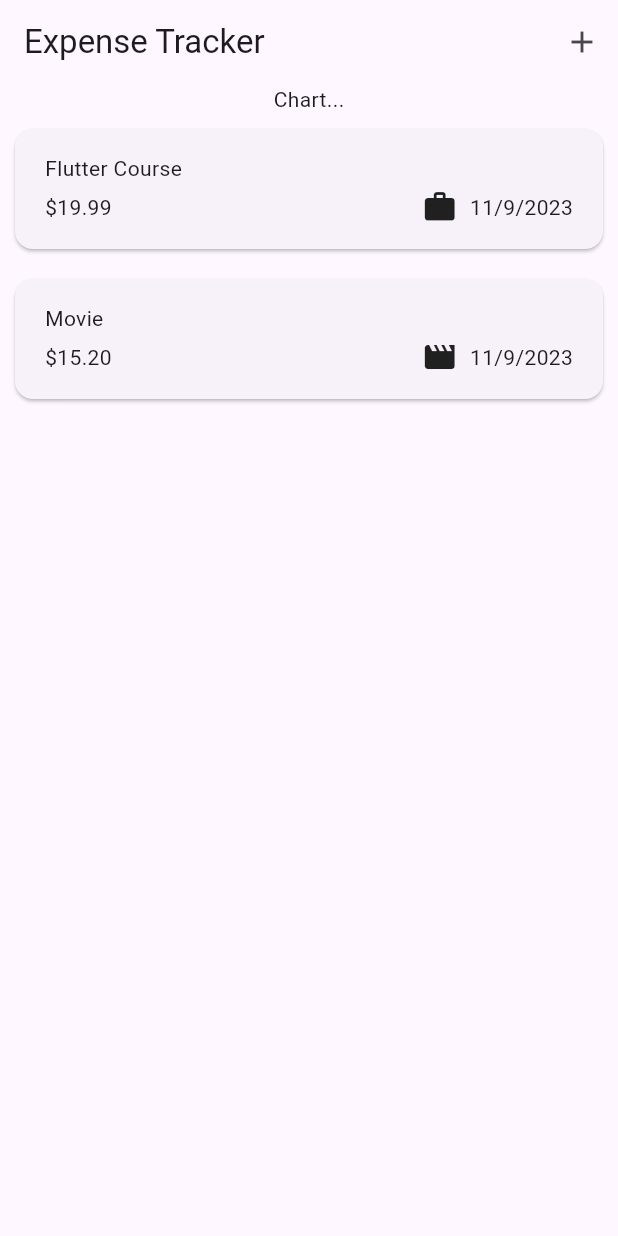
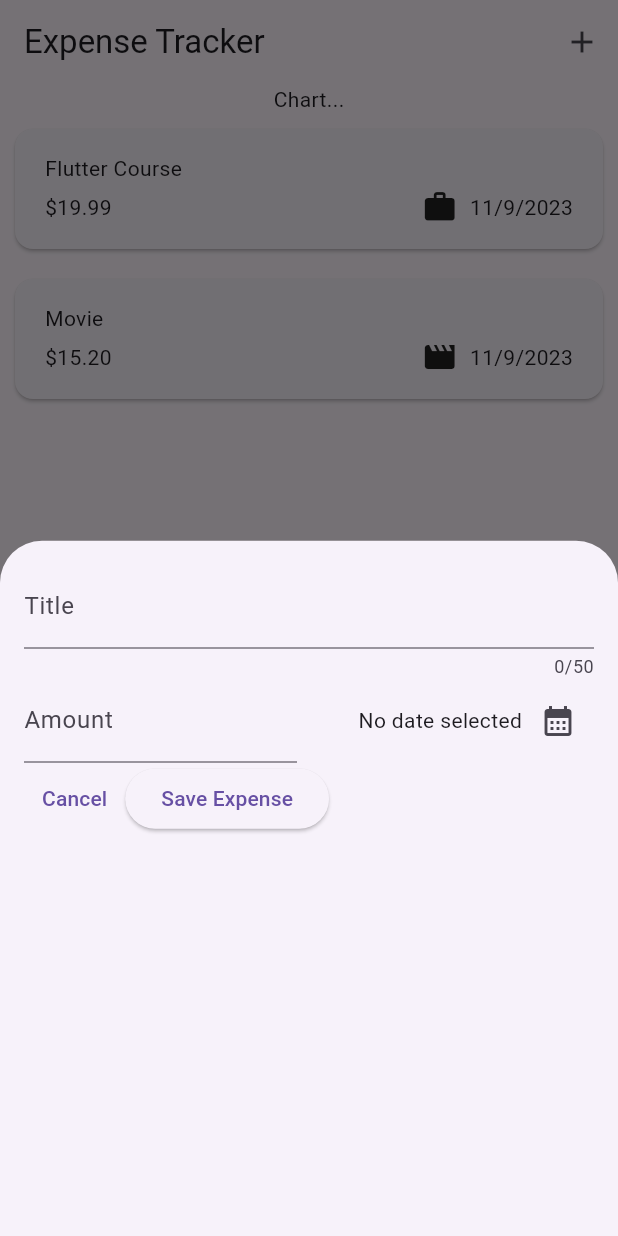
Before and after one commit to Roch10/expense_tracker, a Flutter app: the screen it shows after launch, after a tap on the "add" icon, on a phone screen of 412 x 824 dp. Run offline on Flutter 3.47's test engine with Material 2 defaults, Android fonts, the phone set to English and light mode, and no system bars.

Commit message:
add expense screen designs

```diff
--- a/lib/widgets/expenses.dart
+++ b/lib/widgets/expenses.dart
@@ -1,5 +1,6 @@
 import 'package:expense_tracker/widgets/expenses_list/expenses_list.dart';
 import 'package:expense_tracker/models/expense.dart';
+import 'package:expense_tracker/widgets/new_expense.dart';
 import 'package:flutter/material.dart';
 
 class Expenses extends StatefulWidget {
@@ -27,6 +28,13 @@ class _ExpensesState extends State<Expenses> {
     ),
   ];
 
+  void _openAddExpenseOverlay() {
+    showModalBottomSheet(
+      context: context,
+      builder: (ctx) => const NewExpense(),
+    );
+  }
+
   @override
   Widget build(BuildContext context) {
     return Scaffold(
@@ -34,7 +42,7 @@ class _ExpensesState extends State<Expenses> {
         title: const Text('Expense Tracker'),
         actions: [
           IconButton(
-            onPressed: () {},
+            onPressed: _openAddExpenseOverlay,
             icon: const Icon(Icons.add),
           ),
         ],
--- /dev/null
+++ b/lib/widgets/new_expense.dart
@@ -0,0 +1,106 @@
+import 'package:expense_tracker/models/expense.dart';
+import 'package:flutter/material.dart';
+
+class NewExpense extends StatefulWidget {
+  const NewExpense({super.key});
+
+  @override
+  State<NewExpense> createState() {
+    return _NewExpenseState();
+  }
+}
+
+class _NewExpenseState extends State<NewExpense> {
+  final _titleController = TextEditingController();
+  final _amountController = TextEditingController();
+  DateTime? _selectedDate;
+
+  void _showDatePicker() async {
+    final now = DateTime.now();
+    final firstDate = DateTime(now.year - 1, now.month, now.day);
+    final pickedDate = await showDatePicker(
+      context: context,
+      initialDate: now,
+      firstDate: firstDate,
+      lastDate: now,
+    );
+    setState(() {
+      _selectedDate = pickedDate;
+    });
+  }
+
+  @override
+  void dispose() {
+    _titleController
+        .dispose(); // Because controller does not get deleted from memory itself
+    _amountController.dispose();
+    super.dispose();
+  }
+
+  @override
+  Widget build(BuildContext context) {
+    return Padding(
+      padding: const EdgeInsets.all(16),
+      child: Column(
+        children: [
+          TextField(
+            controller: _titleController,
+            maxLength: 50,
+            decoration: const InputDecoration(
+              label: Text('Title'),
+            ),
+          ),
+          Row(
+            children: [
+              Expanded(
+                child: TextField(
+                  controller: _amountController,
+                  keyboardType: TextInputType.number,
+                  decoration: const InputDecoration(
+                    prefix: Text('\$ '),
+                    label: Text('Amount'),
+                  ),
+                ),
+              ),
+              const SizedBox(
+                width: 16,
+              ),
+              Expanded(
+                child: Row(
+                  mainAxisAlignment: MainAxisAlignment.end,
+                  crossAxisAlignment: CrossAxisAlignment.center,
+                  children: [
+                    Text(_selectedDate == null
+                        ? 'No date selected'
+                        : formatter.format(_selectedDate!)),
+                    IconButton(
+                      onPressed: _showDatePicker,
+                      icon: const Icon(Icons.calendar_month),
+                    ),
+                  ],
+                ),
+              ),
+            ],
+          ),
+          Row(
+            children: [
+              TextButton(
+                onPressed: () {
+                  Navigator.pop(context);
+                },
+                child: const Text('Cancel'),
+              ),
+              ElevatedButton(
+                onPressed: () {
+                  print(_titleController.text);
+                  print(_amountController.text);
+                },
+                child: const Text('Save Expense'),
+              ),
+            ],
+          ),
+        ],
+      ),
+    );
+  }
+}
```
